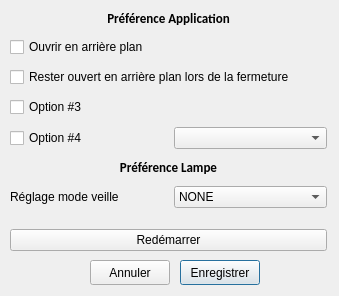
Above: lampeDimmer_GUI/setuppreferencedialog.ui from thomelect/lampeDimmer before the change. Below: the same form after it.
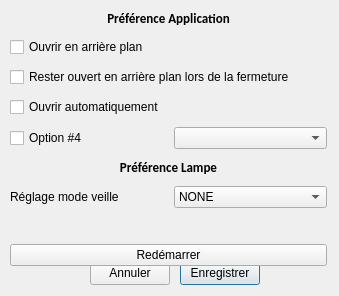
That is the form after the change.

Commit message: # [DÉMARRAGE-AUTO] + Ajout d'un fonction dans setuppreference.h qui écrit dans le registre dans → *HKEY_CURRENT_USER\Software\Microsoft\Windows\CurrentVersion\Run* l'emplacement de l'exécutable de l'application afin qu'elle démarre automatiquement avec l'ordinateur. + Ajout d'une option dans le menu de préférences. * Il est aussi possible de sésactiver cette option (l'entrée est supprimée du registre.). [FONCTIONNEL]

Patch:
```diff
--- a/lampeDimmer_GUI/setuppreferencedialog.ui
+++ b/lampeDimmer_GUI/setuppreferencedialog.ui
@@ -45,7 +45,7 @@
      <x>10</x>
      <y>10</y>
      <width>317</width>
-     <height>241</height>
+     <height>256</height>
     </rect>
    </property>
    <layout class="QVBoxLayout" name="verticalLayout">
@@ -89,7 +89,7 @@
       <item>
        <widget class="QCheckBox" name="cbOption_3">
         <property name="text">
-         <string>Option #3</string>
+         <string>Ouvrir automatiquement</string>
         </property>
        </widget>
       </item>
```
The commit also changes 2 other files.
